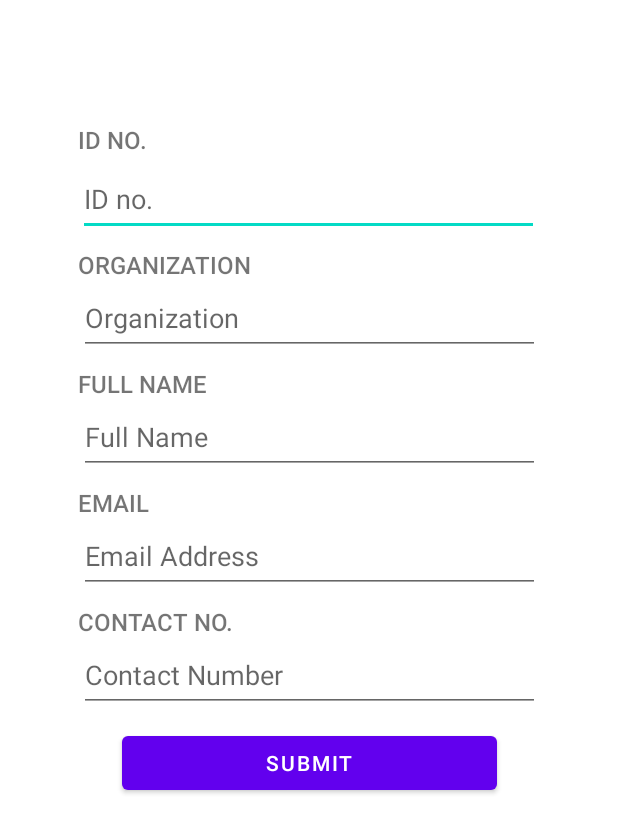
After one commit to 1cereals1/VotingApp, an Android app: the RegisterCandidatesForm screen opened directly, with no data from a screen before it, on a phone screen of 412 x 824 dp. The commit adds this screen. Shown: the top 833 px of the screen. Run offline under Robolectric (Android 15) with nearby library versions, the phone set to English and light mode, and no system bars; our stand-ins replace Firebase (no records; nobody signed in at launch, a user with empty details on screens opened directly).

Commit message:
started creating candidateslist

```diff
--- /dev/null
+++ b/app/src/main/java/com/example/votingapp/RegisterCandidatesForm.java
@@ -0,0 +1,104 @@
+package com.example.votingapp;
+
+import androidx.annotation.NonNull;
+import androidx.appcompat.app.AppCompatActivity;
+
+import android.os.Bundle;
+import android.view.View;
+import android.widget.Button;
+import android.widget.EditText;
+import android.widget.TextView;
+import android.widget.Toast;
+
+import com.google.firebase.database.DataSnapshot;
+import com.google.firebase.database.DatabaseError;
+import com.google.firebase.database.DatabaseReference;
+import com.google.firebase.database.FirebaseDatabase;
+import com.google.firebase.database.ValueEventListener;
+
+public class RegisterCandidatesForm extends AppCompatActivity {
+
+    //must create object of DatabaseReference class to access firebase's realtime database
+    DatabaseReference databaseReference = FirebaseDatabase.getInstance().getReferenceFromUrl("https://online-voting-ma-default-rtdb.firebaseio.com/");
+
+    @Override
+    protected void onCreate(Bundle savedInstanceState) {
+        super.onCreate(savedInstanceState);
+        setContentView(R.layout.activity_register_candidates_form);
+
+        final EditText idnocand = findViewById(R.id.IDCand);
+        final EditText orgcand = findViewById(R.id.OrganizationCand);
+        final EditText fnamecand = findViewById(R.id.FullNameCand);
+        final EditText emailcand = findViewById(R.id.EmailCand);
+        final EditText contactnumbercand = findViewById(R.id.ContactNumberCand);
+
+        final Button submitrcand = findViewById(R.id.SubmitRCand);
+
+
+        final TextView idtextcand = findViewById(R.id.IDT);
+
+        submitrcand.setOnClickListener(new View.OnClickListener() {
+            @Override
+            public void onClick(View view) {
+
+                //to get the data from these editexts to string vars
+                final String idnotextcand = idnocand.getText().toString();
+                final String orgtextcand = orgcand.getText().toString();
+                final String fnametextcand = fnamecand.getText().toString();
+                final String emailtextcand = emailcand.getText().toString();
+                final String contactnumbertextcand = contactnumbercand.getText().toString();
+
+
+                //a check if user filled up the fields before sending data to firebase
+                if (idnotextcand.isEmpty() || orgtextcand.isEmpty() || fnametextcand.isEmpty() || emailtextcand.isEmpty() || contactnumbertextcand.isEmpty()){
+                    Toast.makeText(RegisterCandidatesForm.this, "FILL ALL FIELDS FIRST", Toast.LENGTH_SHORT).show();
+                }
+
+                //checking if 'Pass' is same as 'confirm Pass'
+                //if (!idnotext.equals(confirmidnotext)){
+                //    Toast.makeText(Register.this, "Passwords must match", Toast.LENGTH_SHORT).show();
+                //}
+
+                else {
+
+                    databaseReference.child("Candidates").addListenerForSingleValueEvent(new ValueEventListener() {
+                        @Override
+                        public void onDataChange(@NonNull DataSnapshot snapshot) {
+
+                            //check if user is not registered before
+                            if (snapshot.hasChild(idnotextcand)){
+                                Toast.makeText(RegisterCandidatesForm.this, "This I.D. Number has been Registered before already", Toast.LENGTH_SHORT).show();
+                            }
+                            else {
+                                //sending data back to firebase Realtime Database
+                                //in this case, I'm using the IDNO# as the 'unique' identifier
+                                //so all other details of user comes under IDNO#
+                                databaseReference.child("candidates").child(idnotextcand).child("IDNumber").setValue(idnotextcand);
+                                databaseReference.child("candidates").child(idnotextcand).child("Position").setValue(orgtextcand);
+                                databaseReference.child("candidates").child(idnotextcand).child("FullName").setValue(fnametextcand);
+                                databaseReference.child("candidates").child(idnotextcand).child("Email").setValue(emailtextcand);
+                                databaseReference.child("candidates").child(idnotextcand).child("ContactNumber").setValue(contactnumbertextcand);
+
+                                //adding to our list of Users after adding them to database
+
+
+                                //showing success message then finishing activity
+                                Toast.makeText(RegisterCandidatesForm.this, "User Registered", Toast.LENGTH_SHORT).show();
+                                finish();
+                            }
+                        }
+
+                        @Override
+                        public void onCancelled(@NonNull DatabaseError error) {
+
+                        }
+                    });
+
+                }
+            }
+        });
+
+
+
+    }
+}
--- a/app/src/main/res/layout/activity_register_candidate.xml
+++ b/app/src/main/res/layout/activity_register_candidate.xml
@@ -8,6 +8,7 @@
     tools:context=".RegisterCandidate">
 
   <androidx.recyclerview.widget.RecyclerView
+      android:id="@+id/IDCandList"
       android:layout_width="0dp"
       android:layout_height="602dp"
       app:layout_constraintBottom_toBottomOf="parent"
--- /dev/null
+++ b/app/src/main/res/layout/activity_register_candidates_form.xml
@@ -0,0 +1,148 @@
+<?xml version="1.0" encoding="utf-8"?>
+<androidx.constraintlayout.widget.ConstraintLayout xmlns:android="http://schemas.android.com/apk/res/android"
+    xmlns:app="http://schemas.android.com/apk/res-auto"
+    xmlns:tools="http://schemas.android.com/tools"
+    android:layout_width="match_parent"
+    android:layout_height="match_parent"
+    tools:context=".Register">
+
+    <EditText
+        android:id="@+id/IDCand"
+        android:layout_width="307dp"
+        android:layout_height="49dp"
+        android:layout_marginTop="108dp"
+        android:ems="10"
+        android:hint="ID no."
+        android:inputType="textPersonName"
+        android:text=""
+        app:layout_constraintEnd_toEndOf="parent"
+        app:layout_constraintHorizontal_bias="0.495"
+        app:layout_constraintStart_toStartOf="parent"
+        app:layout_constraintTop_toTopOf="parent" />
+
+    <EditText
+        android:id="@+id/FullNameCand"
+        android:layout_width="307dp"
+        android:layout_height="49dp"
+        android:layout_marginTop="30dp"
+        android:ems="10"
+        android:hint="Full Name"
+        android:inputType="textPersonName"
+        android:text=""
+        app:layout_constraintEnd_toEndOf="parent"
+        app:layout_constraintStart_toStartOf="parent"
+        app:layout_constraintTop_toBottomOf="@+id/OrganizationCand" />
+
+    <TextView
+        android:id="@+id/IDT"
+        android:layout_width="wrap_content"
+        android:layout_height="wrap_content"
+        android:layout_marginStart="52dp"
+        android:layout_marginBottom="4dp"
+        android:fontFamily="sans-serif-medium"
+        android:text="ID NO."
+        android:textSize="16sp"
+        android:typeface="normal"
+        app:layout_constraintBottom_toTopOf="@+id/IDCand"
+        app:layout_constraintStart_toStartOf="parent" />
+
+    <Button
+        android:id="@+id/SubmitRCand"
+        android:layout_width="250dp"
+        android:layout_height="wrap_content"
+        android:layout_marginTop="10dp"
+        android:text="Submit"
+        android:textAlignment="center"
+        app:layout_constraintEnd_toEndOf="parent"
+        app:layout_constraintStart_toStartOf="parent"
+        app:layout_constraintTop_toBottomOf="@+id/ContactNumberCand" />
+
+    <EditText
+        android:id="@+id/OrganizationCand"
+        android:layout_width="307dp"
+        android:layout_height="49dp"
+        android:layout_marginTop="30dp"
+        android:ems="10"
+        android:hint="Organization"
+        android:inputType="textPersonName"
+        app:layout_constraintEnd_toEndOf="parent"
+        app:layout_constraintStart_toStartOf="parent"
+        app:layout_constraintTop_toBottomOf="@+id/IDCand" />
+
+
+
+    <EditText
+        android:id="@+id/EmailCand"
+        android:layout_width="307dp"
+        android:layout_height="49dp"
+        android:layout_marginTop="30dp"
+        android:ems="10"
+        android:hint="Email Address"
+        android:inputType="textPersonName"
+        app:layout_constraintEnd_toEndOf="parent"
+        app:layout_constraintStart_toStartOf="parent"
+        app:layout_constraintTop_toBottomOf="@+id/FullNameCand" />
+
+    <EditText
+        android:id="@+id/ContactNumberCand"
+        android:layout_width="307dp"
+        android:layout_height="49dp"
+        android:layout_marginTop="30dp"
+        android:ems="10"
+        android:hint="Contact Number"
+        android:inputType="textPersonName"
+        app:layout_constraintEnd_toEndOf="parent"
+        app:layout_constraintStart_toStartOf="parent"
+        app:layout_constraintTop_toBottomOf="@+id/EmailCand" />
+
+    <TextView
+        android:id="@+id/OrgT"
+        android:layout_width="wrap_content"
+        android:layout_height="wrap_content"
+        android:layout_marginStart="52dp"
+        android:fontFamily="sans-serif-medium"
+        android:text="ORGANIZATION"
+        android:textSize="16sp"
+        android:typeface="normal"
+        app:layout_constraintBottom_toTopOf="@+id/OrganizationCand"
+        app:layout_constraintStart_toStartOf="parent" />
+
+
+
+    <TextView
+        android:id="@+id/EmailT"
+        android:layout_width="wrap_content"
+        android:layout_height="wrap_content"
+        android:layout_marginStart="52dp"
+        android:fontFamily="sans-serif-medium"
+        android:text="EMAIL"
+        android:textSize="16sp"
+        android:typeface="normal"
+        app:layout_constraintBottom_toTopOf="@+id/EmailCand"
+        app:layout_constraintStart_toStartOf="parent" />
+
+    <TextView
+        android:id="@+id/ContactNumberT"
+        android:layout_width="wrap_content"
+        android:layout_height="wrap_content"
+        android:layout_marginStart="52dp"
+        android:fontFamily="sans-serif-medium"
+        android:text="CONTACT NO."
+        android:textSize="16sp"
+        android:typeface="normal"
+        app:layout_constraintBottom_toTopOf="@+id/ContactNumberCand"
+        app:layout_constraintStart_toStartOf="parent" />
+
+    <TextView
+        android:id="@+id/LastNameT"
+        android:layout_width="wrap_content"
+        android:layout_height="wrap_content"
+        android:layout_marginStart="52dp"
+        android:fontFamily="sans-serif-medium"
+        android:text="FULL NAME"
+        android:textSize="16sp"
+        android:typeface="normal"
+        app:layout_constraintBottom_toTopOf="@+id/FullNameCand"
+        app:layout_constraintStart_toStartOf="parent" />
+
+</androidx.constraintlayout.widget.ConstraintLayout>
--- a/app/src/main/res/layout/recyclerview_adapter_layout_cand.xml
+++ b/app/src/main/res/layout/recyclerview_adapter_layout_cand.xml
@@ -25,6 +25,7 @@
                 android:layout_width="150dp"
                 android:layout_height="wrap_content"
                 android:text="IDNumber"
+                android:textAlignment="center"
                 android:textColor="#000000"
                 android:textSize="18sp" />
 
@@ -33,6 +34,7 @@
                 android:layout_width="250dp"
                 android:layout_height="wrap_content"
                 android:text="FirstName"
+                android:textAlignment="center"
                 android:textColor="#000000"
                 android:textSize="18sp" />
 
```
Also changed, not shown: app/src/main/AndroidManifest.xml (+22 -10 lines), app/src/main/java/com/example/votingapp/OrderActivity.java (deleted, +0 -26 lines), app/src/main/java/com/example/votingapp/RegisterCandidate.java (+89 -0 lines), app/src/main/java/com/example/votingapp/adaptersNlists/AdapterCand.java (+69 -1 lines), app/src/main/java/com/example/votingapp/adaptersNlists/CandidatesList.java (+7 -2 lines), app/src/main/res/layout/activity_order.xml (deleted, +0 -9 lines).
